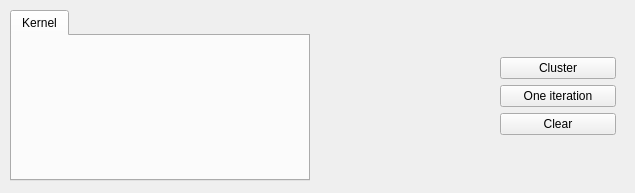
First picture: the form in MLDemos/optsCluster.ui, repository b4silio/MLDemos, before the edit.
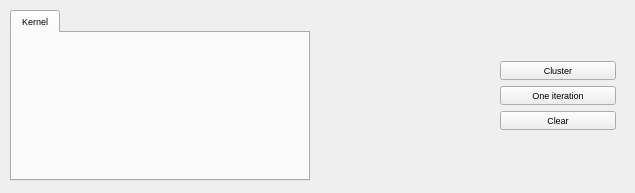
Second picture: the form after the edit.

```diff
--- a/MLDemos/optsCluster.ui
+++ b/MLDemos/optsCluster.ui
@@ -33,7 +33,7 @@
    </property>
    <property name="font">
     <font>
-     <pointsize>9</pointsize>
+     <pointsize>7</pointsize>
     </font>
    </property>
    <layout class="QVBoxLayout">
@@ -41,7 +41,7 @@
      <spacer name="spacer_2">
       <property name="font">
        <font>
-        <pointsize>9</pointsize>
+        <pointsize>7</pointsize>
        </font>
       </property>
       <property name="orientation">
@@ -59,7 +59,7 @@
      <widget class="QPushButton" name="clusterButton">
       <property name="font">
        <font>
-        <pointsize>9</pointsize>
+        <pointsize>7</pointsize>
        </font>
       </property>
       <property name="text">
@@ -71,7 +71,7 @@
      <widget class="QPushButton" name="iterationButton">
       <property name="font">
        <font>
-        <pointsize>9</pointsize>
+        <pointsize>7</pointsize>
        </font>
       </property>
       <property name="text">
@@ -83,7 +83,7 @@
      <widget class="QPushButton" name="clearButton">
       <property name="font">
        <font>
-        <pointsize>9</pointsize>
+        <pointsize>7</pointsize>
        </font>
       </property>
       <property name="text">
@@ -95,7 +95,7 @@
      <spacer>
       <property name="font">
        <font>
-        <pointsize>9</pointsize>
+        <pointsize>7</pointsize>
        </font>
       </property>
       <property name="orientation">
@@ -122,7 +122,7 @@
    </property>
    <property name="font">
     <font>
-     <pointsize>9</pointsize>
+     <pointsize>7</pointsize>
     </font>
    </property>
    <property name="currentIndex">
```
